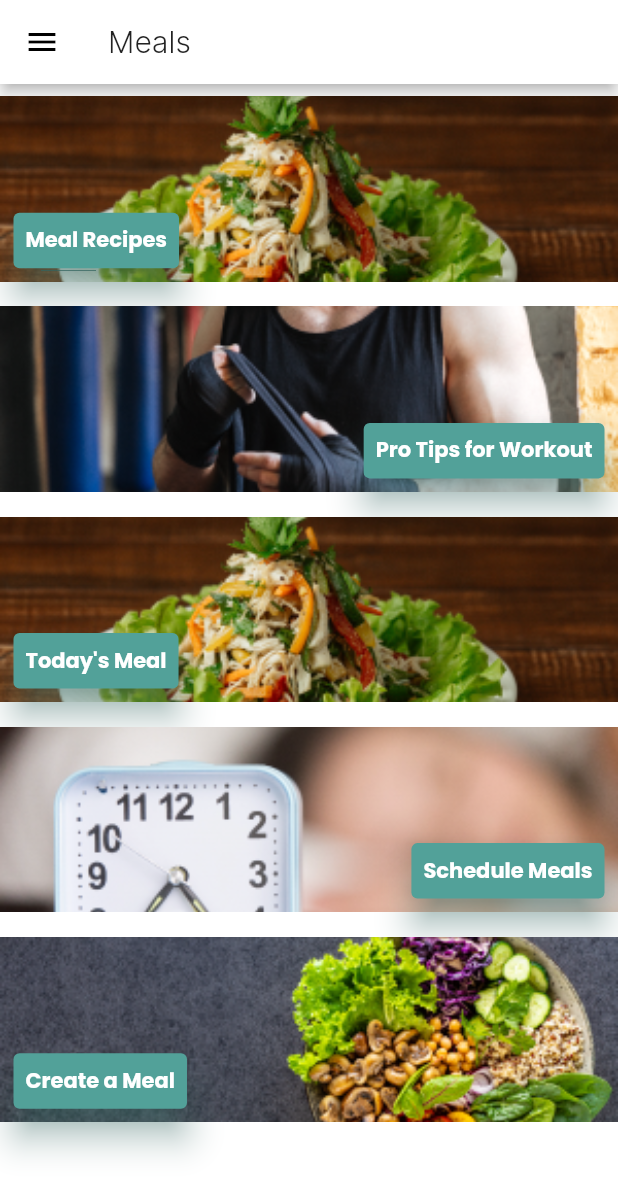
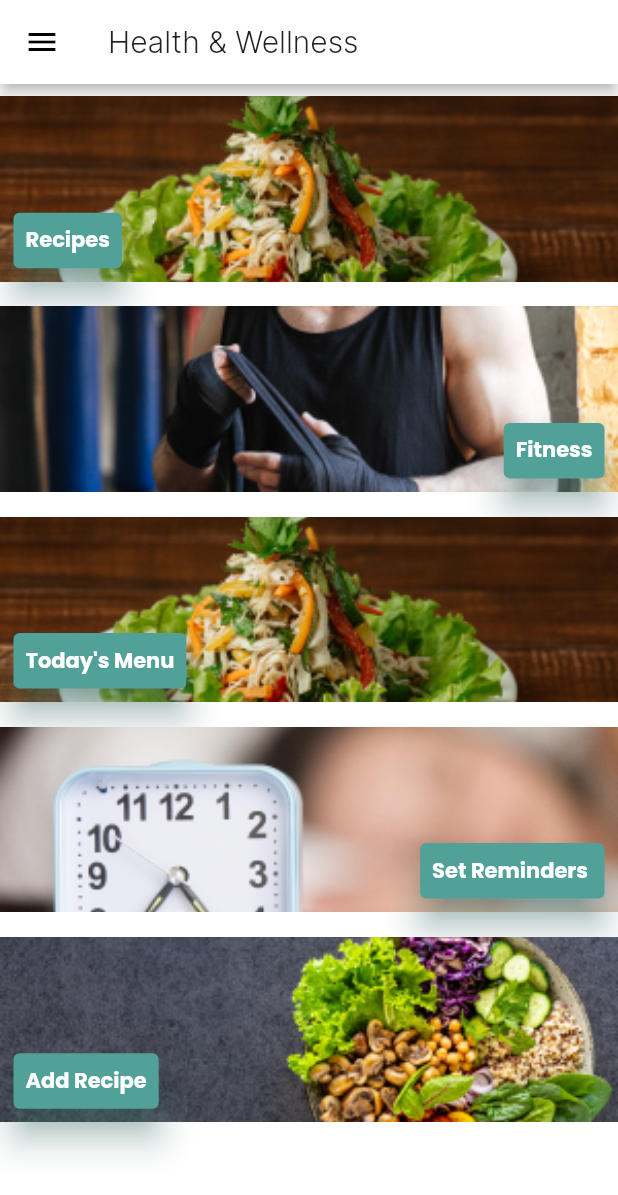
Before and after one commit to socialbrim/Breute, a Flutter app: the MealScreen screen opened directly, on a phone screen of 412 x 824 dp. Shown: the top 1195 px of the screen. Run offline on Flutter 3.47's test engine with Material 2 defaults, Android fonts, the phone set to English and light mode, and no system bars; our stand-ins replace better_player, country_code_picker, curved_navigation_bar, firebase_auth, firebase_core, firebase_database and 17 more; missing offline and left inert: flutter_facebook_auth, images_picker, profanity_filter, slimy_card, stripe_payment; accounts and stored records are empty.

Commit message:
small changes

```diff
--- a/lib/Screens/MainHomeScreen.dart
+++ b/lib/Screens/MainHomeScreen.dart
@@ -185,9 +185,9 @@ class _MainHomeScreenState extends State<MainHomeScreen> {
   Widget build(BuildContext context) {
     var height = MediaQuery.of(context).size.height;
     var width = MediaQuery.of(context).size.width;
-    totalsteps = 5000;
+    totalsteps = 10000;
 
-    totalcalories = 5000;
+    totalcalories = 10000;
 
     return _isLoading
         ? Scaffold(
--- a/lib/Screens/MealScreen.dart
+++ b/lib/Screens/MealScreen.dart
@@ -24,7 +24,7 @@ class _MealScreenState extends State<MealScreen> {
       child: Scaffold(
         backgroundColor: theme.colorBackground,
         appBar: AppBar(
-          title: Text('Meals'),
+          title: Text('Health & Wellness'),
         ),
         drawer: DrawerWidget(),
         body: SingleChildScrollView(
@@ -137,7 +137,7 @@ class _MealScreenState extends State<MealScreen> {
                           child: Container(
                             padding: EdgeInsets.all(8),
                             child: Text(
-                              'Meal Recipes',
+                              'Recipes',
                               style: GoogleFonts.poppins(
                                 fontSize: 14,
                                 fontWeight: FontWeight.w700,
@@ -186,7 +186,7 @@ class _MealScreenState extends State<MealScreen> {
                           child: Container(
                             padding: EdgeInsets.all(8),
                             child: Text(
-                              'Pro Tips for Workout',
+                              'Fitness',
                               style: GoogleFonts.poppins(
                                 fontSize: 14,
                                 fontWeight: FontWeight.w700,
@@ -233,7 +233,7 @@ class _MealScreenState extends State<MealScreen> {
                           child: Container(
                             padding: EdgeInsets.all(8),
                             child: Text(
-                              'Today\'s Meal',
+                              'Today\'s Menu',
                               style: GoogleFonts.poppins(
                                 fontSize: 14,
                                 fontWeight: FontWeight.w700,
@@ -280,7 +280,7 @@ class _MealScreenState extends State<MealScreen> {
                           child: Container(
                             padding: EdgeInsets.all(8),
                             child: Text(
-                              'Schedule Meals',
+                              'Set Reminders ',
                               style: GoogleFonts.poppins(
                                 fontSize: 14,
                                 fontWeight: FontWeight.w700,
@@ -328,7 +328,7 @@ class _MealScreenState extends State<MealScreen> {
                           child: Container(
                             padding: EdgeInsets.all(8),
                             child: Text(
-                              'Create a Meal',
+                              'Add Recipe',
                               style: GoogleFonts.poppins(
                                 fontSize: 14,
                                 fontWeight: FontWeight.w700,
--- a/lib/Screens/ProTipForWorkoutScreen.dart
+++ b/lib/Screens/ProTipForWorkoutScreen.dart
@@ -64,7 +64,8 @@ class _ProTipForWorkOutScreenState extends State<ProTipForWorkOutScreen> {
                     YoutubePlayer.convertUrlToId("${value['VideoLink']}"),
                 flags: YoutubePlayerFlags(
                   isLive: true,
-                  mute: true,
+                  mute: false,
+                  autoPlay: false,
                 ),
               ),
             ),
--- a/lib/Screens/ProfileScreen.dart
+++ b/lib/Screens/ProfileScreen.dart
@@ -216,7 +216,7 @@ class _ProfileScreenState extends State<ProfileScreen> {
                     mainAxisAlignment: MainAxisAlignment.spaceEvenly,
                     children: [
                       Text(
-                        'Edit Premium Plans',
+                        'Upgrade Membership',
                         // textAlign: TextAlign.center,
                         overflow: TextOverflow.ellipsis,
                         style: theme.text16boldWhite,
```
Also changed, not shown: lib/Screens/HomeScreen.dart (+8 -3 lines), lib/Widget/DrawerWidget.dart (+11 -1 lines).
